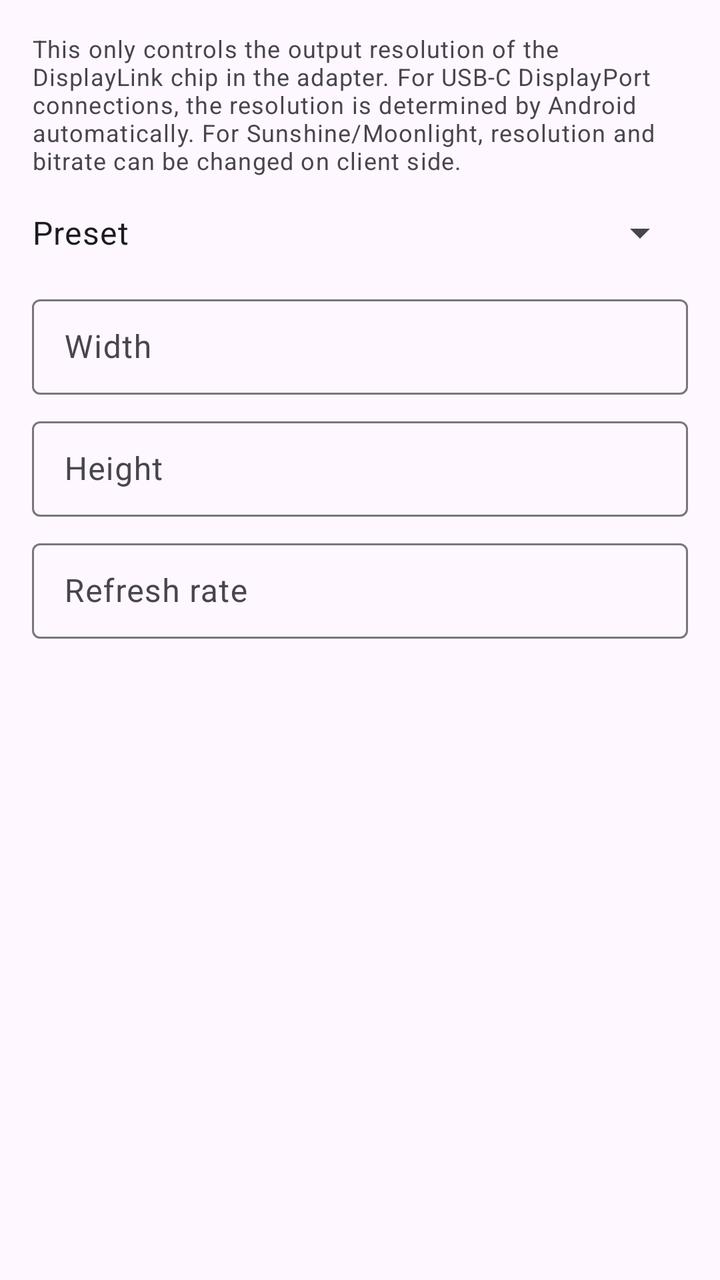
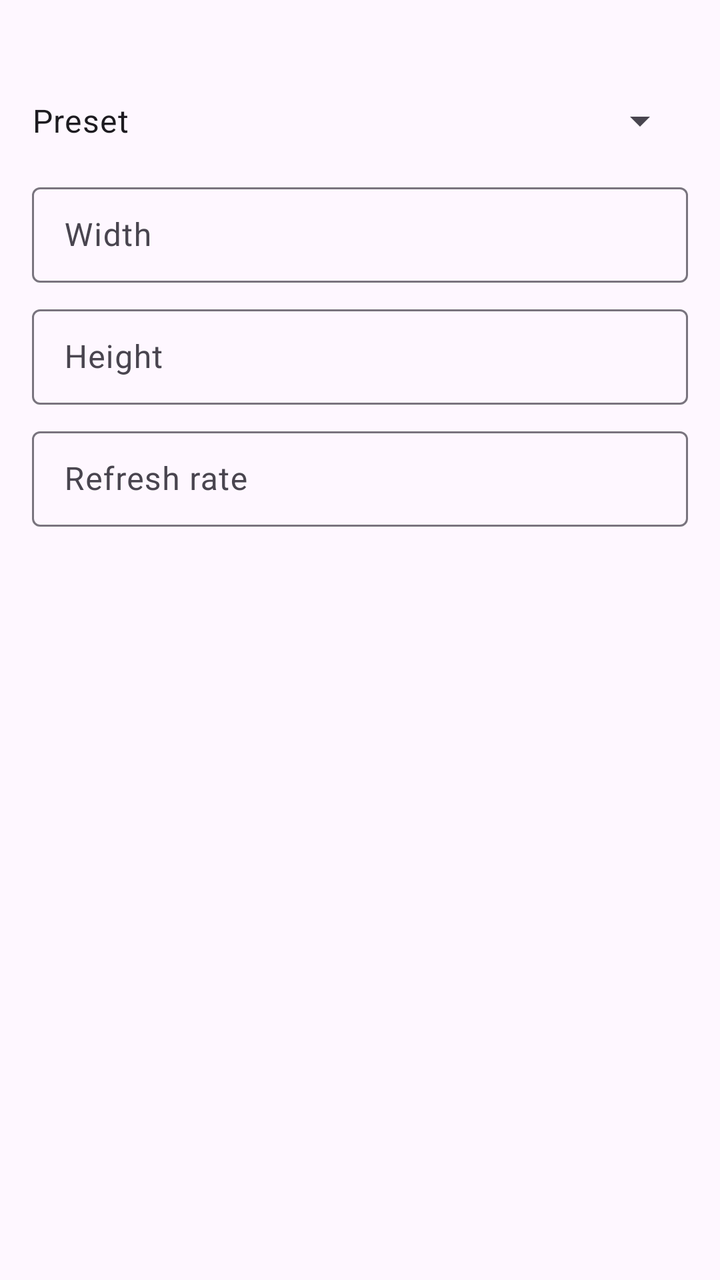

Screens rendered from an Android XML layout before and after an edit, with the pre-edit source and the edit as a unified diff.
<!-- AndroidManifest.xml: application theme AppTheme -->
<!-- res/layout/dialog_resolution_settings.xml -->
<?xml version="1.0" encoding="utf-8"?>
<LinearLayout xmlns:android="http://schemas.android.com/apk/res/android"
    xmlns:app="http://schemas.android.com/apk/res-auto"
    android:layout_width="match_parent"
    android:layout_height="wrap_content"
    android:orientation="vertical"
    android:padding="16dp">

    <TextView
        android:layout_width="match_parent"
        android:layout_height="wrap_content"
        android:text="@string/resolution_explanation"
        android:textAppearance="?attr/textAppearanceBodySmall"
        android:textColor="?colorOnSurfaceVariant"
        android:layout_marginBottom="16dp"/>

    <LinearLayout
        android:layout_width="match_parent"
        android:layout_height="wrap_content"
        android:orientation="horizontal"
        android:gravity="center_vertical"
        android:layout_marginBottom="16dp">

        <TextView
            android:layout_width="0dp"
            android:layout_height="wrap_content"
            android:layout_weight="1"
            android:text="@string/preset_resolution"
            android:textAppearance="?attr/textAppearanceBodyLarge" />

        <Spinner
            android:id="@+id/resolution_preset_spinner"
            android:layout_width="wrap_content"
            android:layout_height="wrap_content"/>
    </LinearLayout>

    <com.google.android.material.textfield.TextInputLayout
        style="@style/Widget.Material3.TextInputLayout.OutlinedBox.Dense"
        android:layout_width="match_parent"
        android:layout_height="wrap_content"
        android:hint="@string/width_label">

        <com.google.android.material.textfield.TextInputEditText
            android:id="@+id/width_edit_text"
            android:layout_width="match_parent"
            android:layout_height="wrap_content"
            android:inputType="number" />
    </com.google.android.material.textfield.TextInputLayout>

    <com.google.android.material.textfield.TextInputLayout
        style="@style/Widget.Material3.TextInputLayout.OutlinedBox.Dense"
        android:layout_width="match_parent"
        android:layout_height="wrap_content"
        android:layout_marginTop="8dp"
        android:hint="@string/height_label">

        <com.google.android.material.textfield.TextInputEditText
            android:id="@+id/height_edit_text"
            android:layout_width="match_parent"
            android:layout_height="wrap_content"
            android:inputType="number" />
    </com.google.android.material.textfield.TextInputLayout>

    <com.google.android.material.textfield.TextInputLayout
        style="@style/Widget.Material3.TextInputLayout.OutlinedBox.Dense"
        android:layout_width="match_parent"
        android:layout_height="wrap_content"
        android:layout_marginTop="8dp"
        android:hint="@string/refresh_rate_label">

        <com.google.android.material.textfield.TextInputEditText
            android:id="@+id/refresh_rate_edit_text"
            android:layout_width="match_parent"
            android:layout_height="wrap_content"
            android:inputType="number" />
    </com.google.android.material.textfield.TextInputLayout>

</LinearLayout>
<!-- resources referenced by this layout -->
<resources>
  <string name="height_label">Height</string>
  <string name="preset_resolution">Preset</string>
  <string name="refresh_rate_label">Refresh rate</string>
  <string name="resolution_explanation">This only controls the output resolution of the DisplayLink chip in the adapter. For USB-C DisplayPort connections, the resolution is determined by Android automatically. For Sunshine/Moonlight, resolution and bitrate can be changed on client side.</string>
  <string name="width_label">Width</string>
  <style name="AppTheme" parent="Theme.Material3.DayNight.NoActionBar">
          <item name="android:statusBarColor">@android:color/transparent</item>
          <item name="android:navigationBarColor">@android:color/transparent</item>
      </style>
</resources>

<!-- the commit's change to res/layout/dialog_resolution_settings.xml (unified diff, before → after) -->
@@ -7,9 +7,9 @@
     android:padding="16dp">
 
     <TextView
+        android:id="@+id/resolution_explanation_text"
         android:layout_width="match_parent"
         android:layout_height="wrap_content"
-        android:text="@string/resolution_explanation"
         android:textAppearance="?attr/textAppearanceBodySmall"
         android:textColor="?colorOnSurfaceVariant"
         android:layout_marginBottom="16dp"/>
<!-- resource entries referenced after the edit -->
@@ -3,7 +3,6 @@
   <string name="height_label">Height</string>
   <string name="preset_resolution">Preset</string>
   <string name="refresh_rate_label">Refresh rate</string>
-  <string name="resolution_explanation">This only controls the output resolution of the DisplayLink chip in the adapter. For USB-C DisplayPort connections, the resolution is determined by Android automatically. For Sunshine/Moonlight, resolution and bitrate can be changed on client side.</string>
   <string name="width_label">Width</string>
   <style name="AppTheme" parent="Theme.Material3.DayNight.NoActionBar">
           <item name="android:statusBarColor">@android:color/transparent</item>
